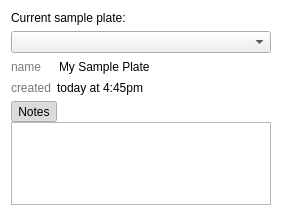
Old version of the form source/ui/AMSamplePlateSelector.ui in the repository acquaman/acquaman.
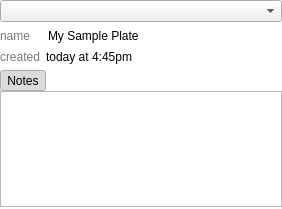
New version of the form. Custom widgets are drawn as their Qt base class.

Commit message: Restructuring of AMSample, AMSamplePlate, AMSamplePosition object structure, and corresponding UIs. Working version; some goals left: using Actions in the workflow for sample moves... testing with a real manipulator; problem of orphaned AMControlInfoList objects in db; editing sample images

```diff
--- a/source/ui/AMSamplePlateSelector.ui
+++ b/source/ui/AMSamplePlateSelector.ui
@@ -7,7 +7,7 @@
     <x>0</x>
     <y>0</y>
     <width>282</width>
-    <height>216</height>
+    <height>209</height>
    </rect>
   </property>
   <property name="windowTitle">
@@ -19,17 +19,22 @@
 }</string>
   </property>
   <layout class="QGridLayout" name="gridLayout">
+   <property name="leftMargin">
+    <number>0</number>
+   </property>
+   <property name="topMargin">
+    <number>0</number>
+   </property>
+   <property name="rightMargin">
+    <number>0</number>
+   </property>
+   <property name="bottomMargin">
+    <number>2</number>
+   </property>
    <item row="0" column="0" colspan="2">
-    <widget class="QLabel" name="currentPlateLabel">
-     <property name="text">
-      <string>Current sample plate:</string>
-     </property>
-    </widget>
-   </item>
-   <item row="1" column="0" colspan="2">
     <widget class="QComboBox" name="plateComboBox"/>
    </item>
-   <item row="2" column="0">
+   <item row="1" column="0">
     <widget class="QLabel" name="nameLabel">
      <property name="styleSheet">
       <string notr="true">color: rgb(121,121,121);
@@ -40,7 +45,7 @@
      </property>
     </widget>
    </item>
-   <item row="2" column="1">
+   <item row="1" column="1">
     <widget class="QLineEdit" name="nameEdit">
      <property name="styleSheet">
       <string notr="true">font: &quot;Lucida Grande&quot;;</string>
@@ -53,7 +58,7 @@
      </property>
     </widget>
    </item>
-   <item row="3" column="0">
+   <item row="2" column="0">
     <widget class="QLabel" name="createdLabelLabel">
      <property name="styleSheet">
       <string notr="true">color: rgb(121,121,121);
@@ -64,7 +69,7 @@
      </property>
     </widget>
    </item>
-   <item row="3" column="1">
+   <item row="2" column="1">
     <widget class="QLabel" name="createdLabel">
      <property name="styleSheet">
       <string notr="true">font: &quot;Lucida Grande&quot;;</string>
@@ -74,7 +79,7 @@
      </property>
     </widget>
    </item>
-   <item row="4" column="0" colspan="2">
+   <item row="3" column="0" colspan="2">
     <layout class="QVBoxLayout" name="verticalLayout">
      <property name="spacing">
       <number>0</number>
```
The commit also changes 39 other files.
